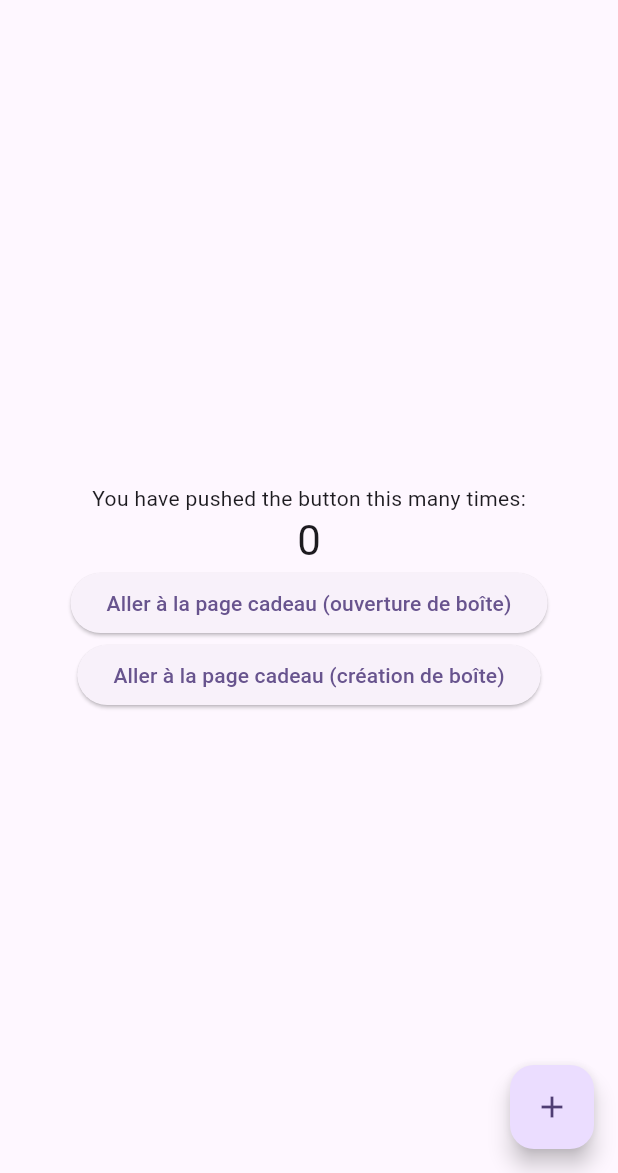
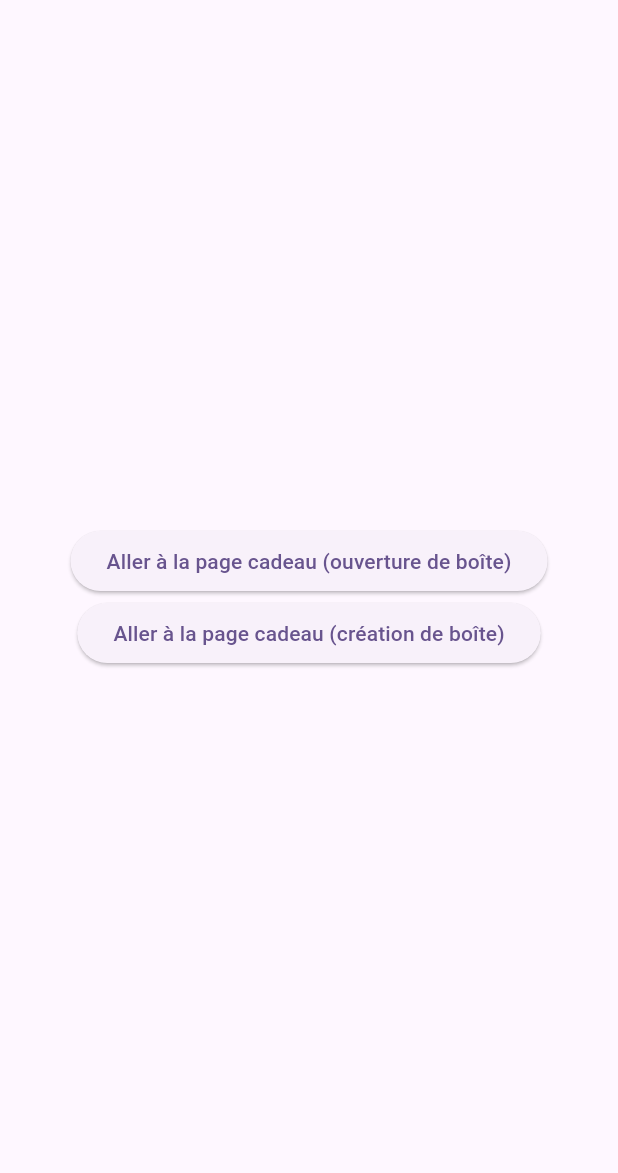
Before and after one commit to MartinBellot/OpenTheBox, a Flutter app: the screen it shows after launch, on a phone screen of 412 x 824 dp, the part 63-1236 px from its top. Run offline on Flutter 3.47's test engine with Material 3 defaults, Android fonts, the phone set to English and light mode, and no system bars; our stand-ins replace just_audio.

Commit message:
(+) fix HOME PAGE.

```diff
--- a/lib/main.dart
+++ b/lib/main.dart
@@ -15,21 +15,7 @@ class MyApp extends StatelessWidget {
     return MaterialApp(
       title: 'OpenTheBox',
       theme: ThemeData(
-        // This is the theme of your application.
-        //
-        // TRY THIS: Try running your application with "flutter run". You'll see
-        // the application has a purple toolbar. Then, without quitting the app,
-        // try changing the seedColor in the colorScheme below to Colors.green
-        // and then invoke "hot reload" (save your changes or press the "hot
-        // reload" button in a Flutter-supported IDE, or press "r" if you used
-        // the command line to start the app).
-        //
-        // Notice that the counter didn't reset back to zero; the application
-        // state is not lost during the reload. To reset the state, use hot
-        // restart instead.
-        //
-        // This works for code too, not just values: Most code changes can be
-        // tested with just a hot reload.
+        primarySwatch: Colors.deepPurple,
         colorScheme: ColorScheme.fromSeed(seedColor: Colors.deepPurple),
         useMaterial3: true,
       ),
@@ -48,13 +34,6 @@ class MyHomePage extends StatefulWidget {
 }
 
 class _MyHomePageState extends State<MyHomePage> {
-  int _counter = 0;
-
-  void _incrementCounter() {
-    setState(() {
-      _counter++;
-    });
-  }
 
   void _navigateToGiftPage() {
     Navigator.push(
@@ -80,13 +59,6 @@ class _MyHomePageState extends State<MyHomePage> {
         child: Column(
           mainAxisAlignment: MainAxisAlignment.center,
           children: <Widget>[
-            const Text(
-              'You have pushed the button this many times:',
-            ),
-            Text(
-              '$_counter',
-              style: Theme.of(context).textTheme.headline4,
-            ),
             ElevatedButton(
               onPressed: _navigateToGiftPage,
               child: Text('Aller à la page cadeau (ouverture de boîte)'),
@@ -98,11 +70,6 @@ class _MyHomePageState extends State<MyHomePage> {
           ],
         ),
       ),
-      floatingActionButton: FloatingActionButton(
-        onPressed: _incrementCounter,
-        tooltip: 'Increment',
-        child: Icon(Icons.add),
-      ),
     );
   }
 }
```
Also changed, not shown: lib/giftForm.dart (+27 -3 lines), 1 other file.
